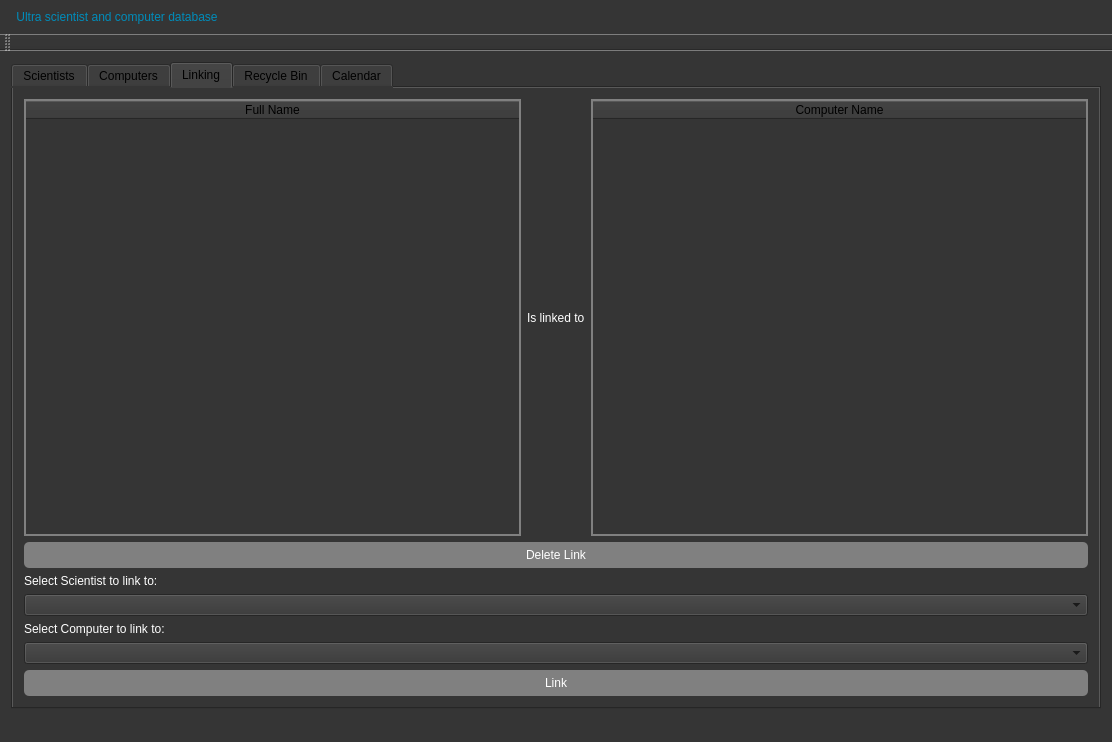
Qt form VerklegtNamskeidH3/mainwindow.ui (Eytor/VerklegtNamskeid) before a commit.
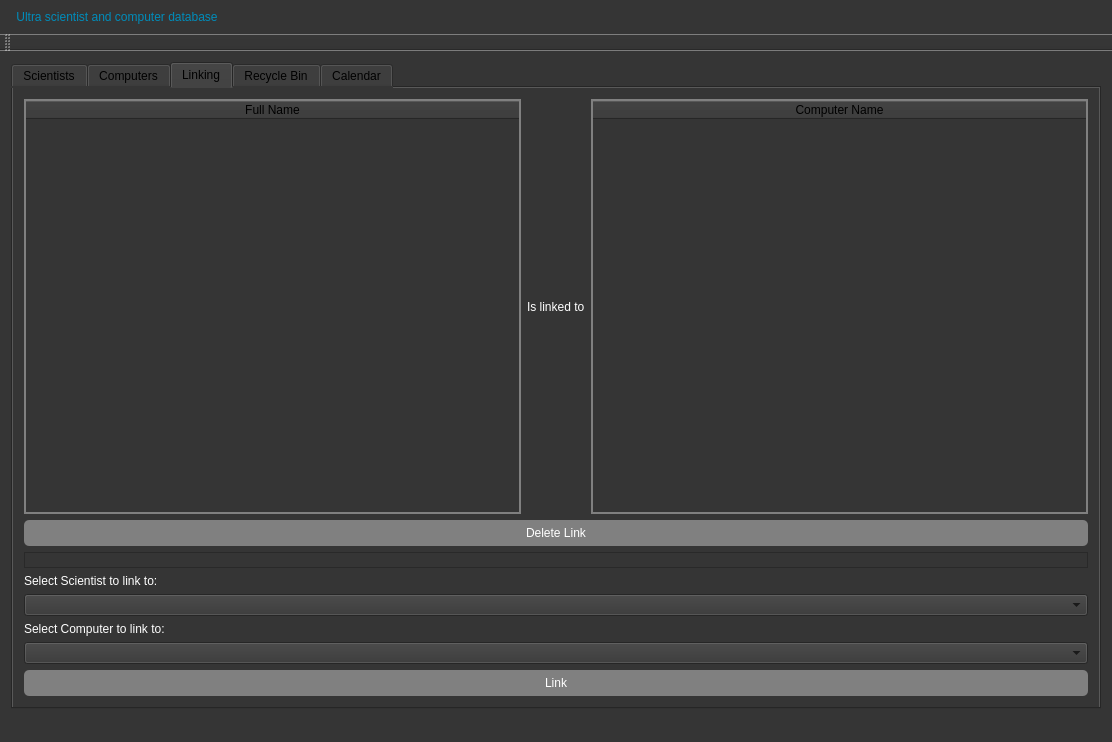
The same form after that commit.

Commit message: Delete links komid

```diff
--- a/VerklegtNamskeidH3/mainwindow.ui
+++ b/VerklegtNamskeidH3/mainwindow.ui
@@ -575,6 +575,28 @@
           </property>
          </widget>
         </item>
+        <item>
+         <widget class="QLabel" name="Link_success_fail_label">
+          <property name="minimumSize">
+           <size>
+            <width>0</width>
+            <height>0</height>
+           </size>
+          </property>
+          <property name="frameShape">
+           <enum>QFrame::StyledPanel</enum>
+          </property>
+          <property name="text">
+           <string/>
+          </property>
+          <property name="alignment">
+           <set>Qt::AlignCenter</set>
+          </property>
+          <property name="textInteractionFlags">
+           <set>Qt::NoTextInteraction</set>
+          </property>
+         </widget>
+        </item>
         <item>
          <widget class="QLabel" name="label_2">
           <property name="text">
```
The commit also changes 2 other files.
